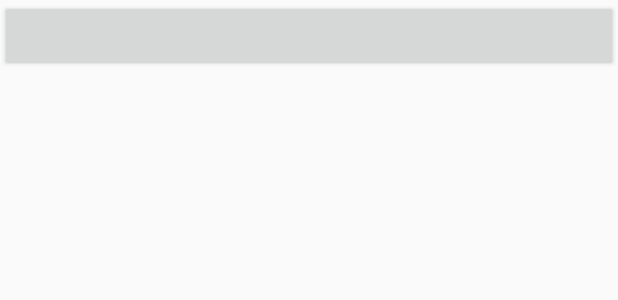
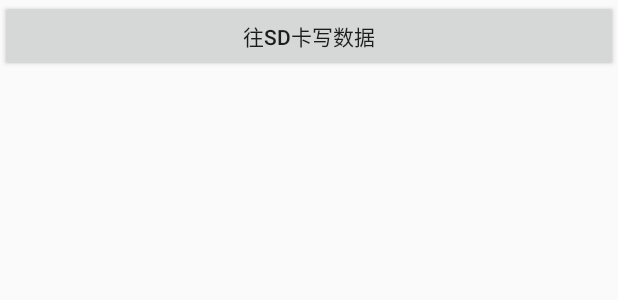
Before and after one commit to PandaChan1/UILearn, an Android app: the layout activity_main.xml on its own in the app's theme, with its tools: preview values and no code run, on a phone screen of 412 x 824 dp. Shown: the top 300 px of the screen. Run offline under Robolectric (Android 15) with nearby library versions, the phone set to English and light mode, and no system bars.

Commit message:
SD卡存储

```diff
--- a/SDCardDemo/app/src/main/AndroidManifest.xml
+++ b/SDCardDemo/app/src/main/AndroidManifest.xml
@@ -1,6 +1,9 @@
 <?xml version="1.0" encoding="utf-8"?>
 <manifest xmlns:android="http://schemas.android.com/apk/res/android"
     package="com.example.sdcarddemo">
+
+    <uses-permission android:name="android.permission.WRITE_EXTERNAL_STORAGE"/>
+    <uses-permission android:name="android.permission.READ_EXTERNAL_STORAGE"/>
 
     <application
         android:allowBackup="true"
--- a/SDCardDemo/app/src/main/res/layout/activity_main.xml
+++ b/SDCardDemo/app/src/main/res/layout/activity_main.xml
@@ -5,8 +5,9 @@
     android:orientation="vertical"
     >
     <Button
+        android:id="@+id/btn_writedatatoSDCard"
         android:layout_width="match_parent"
         android:layout_height="wrap_content"
-        android:text=""/>
+        android:text="往SD卡写数据"/>
 
 </LinearLayout>
```
Also changed, not shown: SDCardDemo/app/src/main/java/com/example/sdcarddemo/MainActivity.java (+37 -1 lines).
